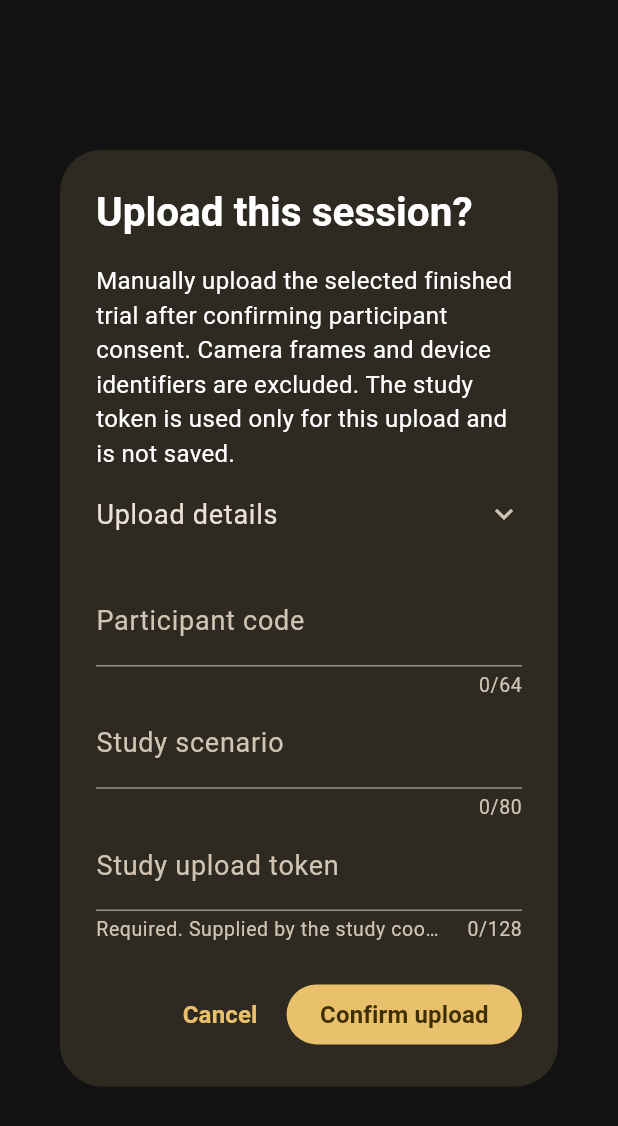
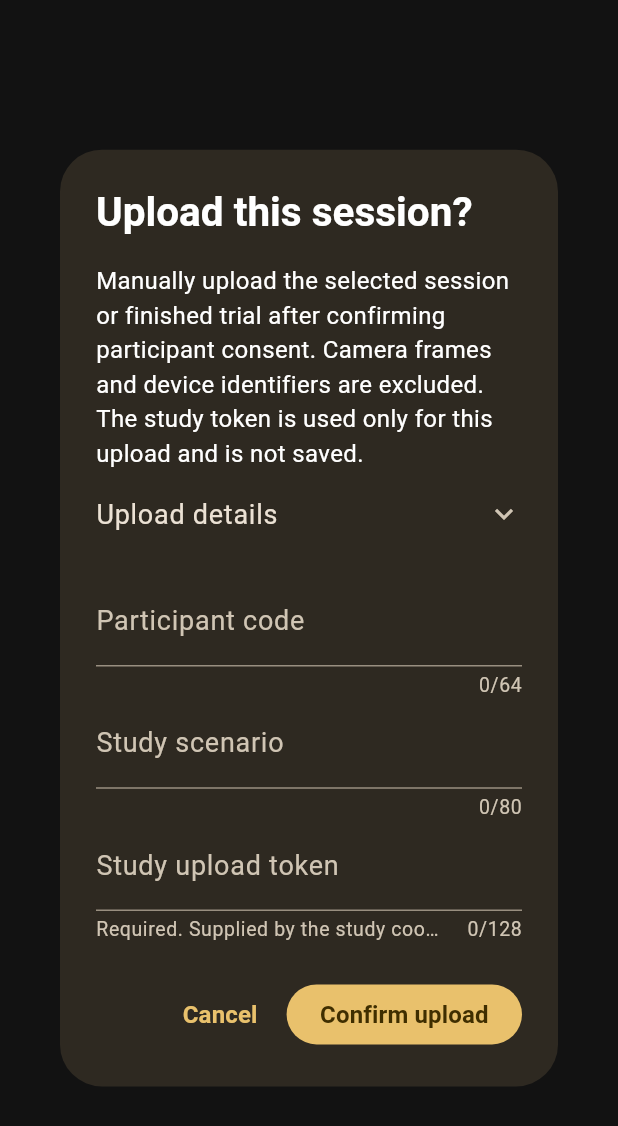
Before and after one commit to nmarcusg/eyecue_flutter, a Flutter app: the _UploadMetadataDialog widget shown alone on an empty page, opened directly, on a phone screen of 412 x 824 dp. Shown: the top 1126 px of the screen. Run offline on Flutter 3.47's test engine with Material 3 defaults, Android fonts, the phone set to English and light mode, and no system bars; our stand-ins replace camera, fl_chart, flutter_tts, google_fonts, permission_handler, plugin_platform_interface and 2 more; missing offline and left inert: marionette_flutter; accounts and stored records are empty; statements that could not run were skipped; project files that could hold a hidden picture were left out.

Commit message:
Clarify shared upload dialog target

```diff
--- a/lib/screens/logs_reports_screen.dart
+++ b/lib/screens/logs_reports_screen.dart
@@ -442,10 +442,10 @@ class _UploadMetadataDialogState extends State<_UploadMetadataDialog> {
         mainAxisSize: MainAxisSize.min,
         children: [
           const Text(
-            'Manually upload the selected finished trial after confirming '
-            'participant consent. Camera frames and device identifiers are '
-            'excluded. The study token is used only for this upload and is not '
-            'saved.',
+            'Manually upload the selected session or finished trial after '
+            'confirming participant consent. Camera frames and device '
+            'identifiers are excluded. The study token is used only for this '
+            'upload and is not saved.',
           ),
           ExpansionTile(
             title: const Text('Upload details'),
```
